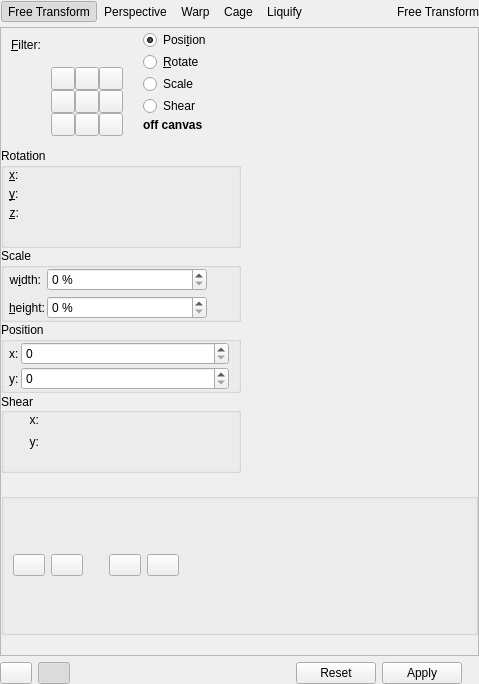
Qt form plugins/tools/tool_transform2/wdg_tool_transform.ui (KDE/krita) before a commit.
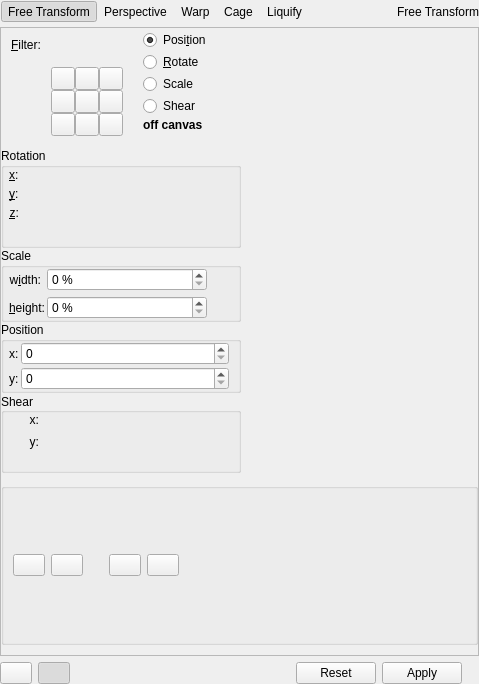
The same form after that commit. The open tabs and pages were chosen to show the change. Custom widgets are drawn as their Qt base class.

Commit message:
fix transform tool option size
fix transform tool option panel that was too high because of wrong spacers

The layout can still be improved,
as all modes have the same vertical size as the biggest one (free transform).

Diff of the .ui file:
```diff
--- a/plugins/tools/tool_transform2/wdg_tool_transform.ui
+++ b/plugins/tools/tool_transform2/wdg_tool_transform.ui
@@ -1225,7 +1225,7 @@
          <property name="sizeHint" stdset="0">
           <size>
            <width>20</width>
-           <height>20</height>
+           <height>10</height>
           </size>
          </property>
         </spacer>
@@ -1341,7 +1341,7 @@
            </widget>
           </item>
           <item>
-           <spacer name="horizontalSpacer">
+           <spacer name="horizontalSpacer1">
             <property name="orientation">
              <enum>Qt::Horizontal</enum>
             </property>
@@ -1360,7 +1360,7 @@
         </widget>
        </item>
        <item>
-        <spacer name="verticalSpacer">
+        <spacer name="verticalSpacer00">
          <property name="orientation">
           <enum>Qt::Vertical</enum>
          </property>
@@ -1370,7 +1370,7 @@
          <property name="sizeHint" stdset="0">
           <size>
            <width>20</width>
-           <height>20</height>
+           <height>10</height>
           </size>
          </property>
         </spacer>
```
Left out of the diff: 16 changed lines with no effect on the pictures.
